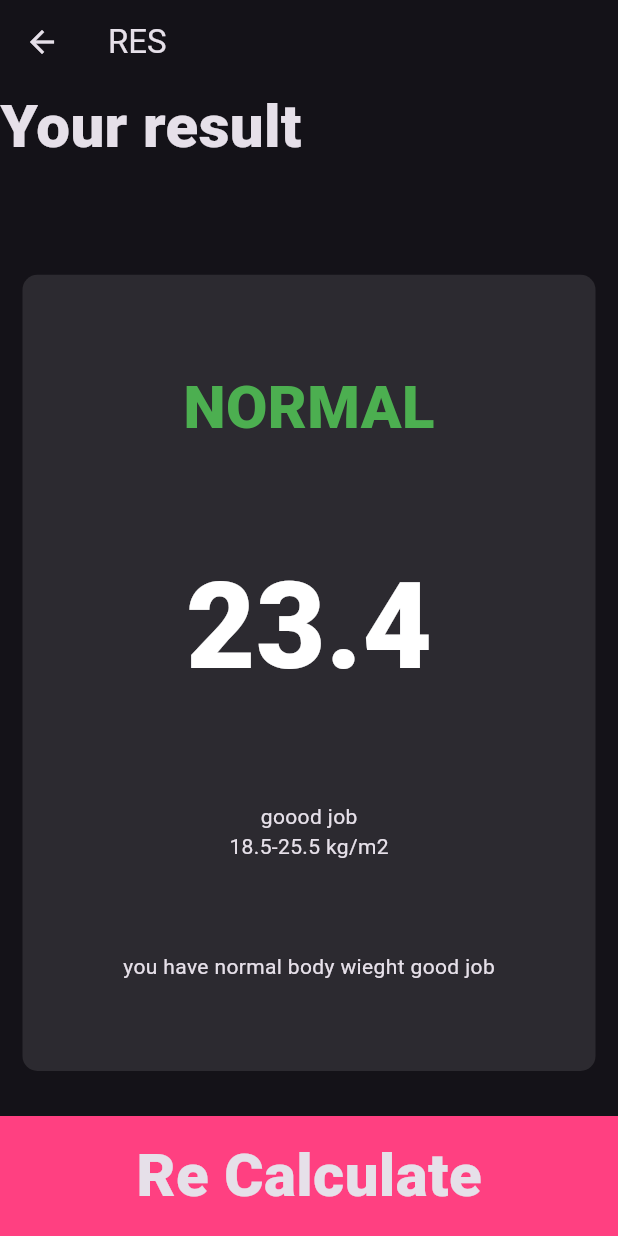
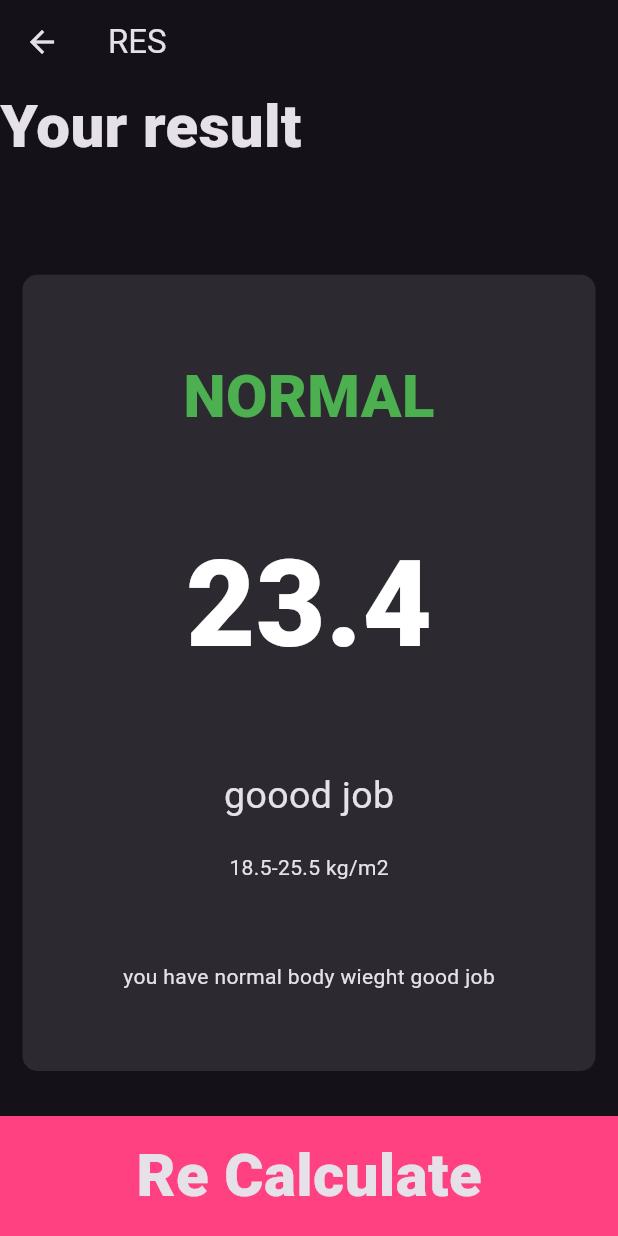
Before and after one commit to JaweedSediqi/BMI, a Flutter app: the screen it shows after launch, after a tap on "Calculate", on a phone screen of 412 x 824 dp. Run offline on Flutter 3.47's test engine with Material 3 defaults, Android fonts, the light colour scheme and no system bars.

Commit message:
fontsize of it

```diff
--- a/lib/Result_page.dart
+++ b/lib/Result_page.dart
@@ -45,7 +45,8 @@ class BMI extends StatelessWidget {
                            ),
                            Column(
                              children: [
-                               Text(interpretation),
+                               Text(interpretation,style: TextStyle(fontSize: 25),),
+                               SizedBox(height: 20,),
                                Text("18.5-25.5 kg/m2"),
                              ],
                            ),
```
